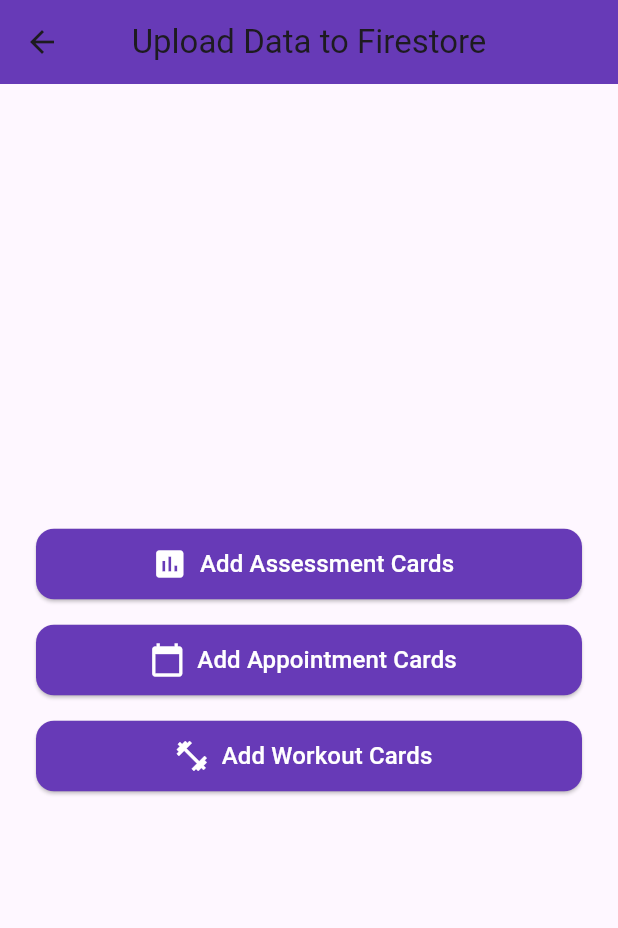
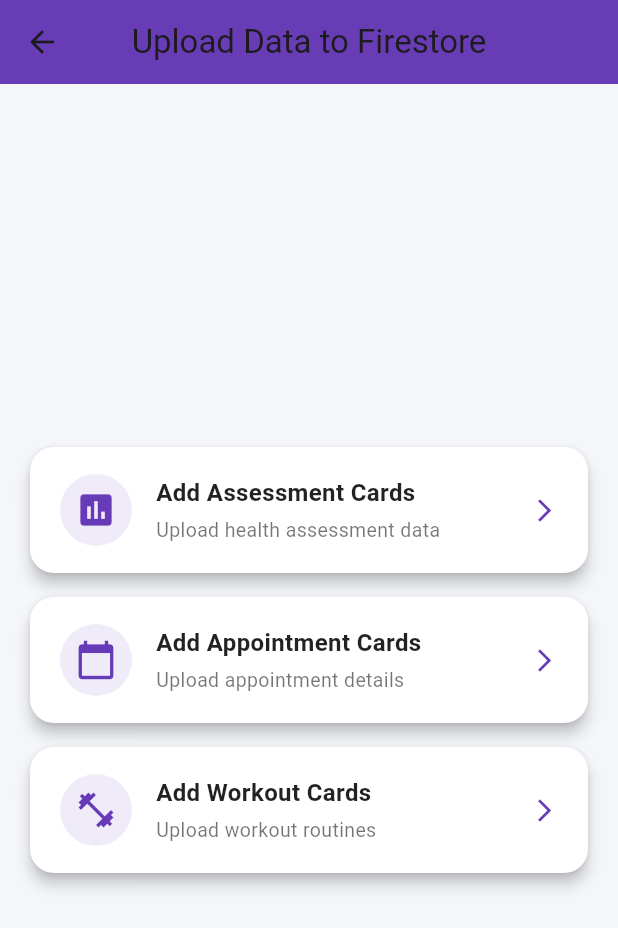
Before and after one commit to kartik-ashok/flutter_assessment_app, a Flutter app: the AddDataButtons screen opened directly, on a phone screen of 412 x 824 dp. Shown: the top 928 px of the screen. Run offline on Flutter 3.47's test engine with Material 3 defaults, Android fonts, the light colour scheme and no system bars; our stand-ins replace awesome_snackbar_content, cloud_firestore, firebase_auth, firebase_core, google_fonts, page_transition and 3 more; accounts and stored records are empty.

Commit message:
feat: Revamp AddDataButtons UI; implement upload cards with snack bar feedback for assessment, appointment, and workout data

```diff
--- a/lib/presentation/screens/add_data_buttons.dart
+++ b/lib/presentation/screens/add_data_buttons.dart
@@ -1,4 +1,87 @@
+// import 'package:flutter/material.dart';
+// import 'package:flutter_assessment_app/domain/repository/appointment_service.dart';
+// import 'package:flutter_assessment_app/domain/repository/assessment_cardstofirestore.dart';
+// import 'package:flutter_assessment_app/domain/repository/workout_routins.dart';
 
+// class AddDataButtons extends StatelessWidget {
+//   final AddAssessmentCardstofirestore addAssessmentCardstofirestore =
+//       AddAssessmentCardstofirestore();
+//   final AppointmentService appointmentService = AppointmentService();
+//   final WorkoutRoutins workoutRoutins = WorkoutRoutins();
+
+//   AddDataButtons({super.key});
+
+//   @override
+//   Widget build(BuildContext context) {
+//     return Scaffold(
+//       appBar: AppBar(
+//         title: const Text("Upload Data to Firestore"),
+//         centerTitle: true,
+//         backgroundColor: Colors.deepPurple,
+//       ),
+//       body: Center(
+//         child: Padding(
+//           padding: const EdgeInsets.all(24.0),
+//           child: Column(
+//             mainAxisSize: MainAxisSize.min,
+//             children: [
+//               _buildButton(
+//                 context,
+//                 icon: Icons.assessment,
+//                 label: "Add Assessment Cards",
+//                 onPressed: () {
+//                   addAssessmentCardstofirestore.addAssessmentCardsToFirestore();
+//                 },
+//               ),
+//               const SizedBox(height: 16),
+//               _buildButton(
+//                 context,
+//                 icon: Icons.calendar_today,
+//                 label: "Add Appointment Cards",
+//                 onPressed: () {
+//                   appointmentService.addAppointmentCardsToFirestore();
+//                 },
+//               ),
+//               const SizedBox(height: 16),
+//               _buildButton(
+//                 context,
+//                 icon: Icons.fitness_center,
+//                 label: "Add Workout Cards",
+//                 onPressed: () {
+//                   workoutRoutins.addWorkoutRoutinsToFirestore();
+//                 },
+//               ),
+//             ],
+//           ),
+//         ),
+//       ),
+//     );
+//   }
+
+//   Widget _buildButton(BuildContext context,
+//       {required IconData icon,
+//       required String label,
+//       required VoidCallback onPressed}) {
+//     return SizedBox(
+//       width: double.infinity,
+//       child: ElevatedButton.icon(
+//         onPressed: onPressed,
+//         icon: Icon(icon, size: 24),
+//         label: Padding(
+//           padding: const EdgeInsets.symmetric(vertical: 12.0),
+//           child: Text(label, style: const TextStyle(fontSize: 16)),
+//         ),
+//         style: ElevatedButton.styleFrom(
+//           backgroundColor: Colors.deepPurple,
+//           foregroundColor: Colors.white,
+//           shape: RoundedRectangleBorder(
+//             borderRadius: BorderRadius.circular(12),
+//           ),
+//         ),
+//       ),
+//     );
+//   }
+// }
 
 import 'package:flutter/material.dart';
 import 'package:flutter_assessment_app/domain/repository/appointment_service.dart';
@@ -16,41 +99,49 @@
   @override
   Widget build(BuildContext context) {
     return Scaffold(
+      backgroundColor: const Color(0xFFF4F6FA),
       appBar: AppBar(
         title: const Text("Upload Data to Firestore"),
         centerTitle: true,
         backgroundColor: Colors.deepPurple,
+        elevation: 2,
       ),
       body: Center(
-        child: Padding(
-          padding: const EdgeInsets.all(24.0),
+        child: SingleChildScrollView(
+          padding: const EdgeInsets.all(20.0),
           child: Column(
             mainAxisSize: MainAxisSize.min,
             children: [
-              _buildButton(
+              _buildUploadCard(
                 context,
                 icon: Icons.assessment,
-                label: "Add Assessment Cards",
-                onPressed: () {
+                title: "Add Assessment Cards",
+                subtitle: "Upload health assessment data",
+                onTap: () {
                   addAssessmentCardstofirestore.addAssessmentCardsToFirestore();
+                  _showSnack(context, "Assessment Cards Uploaded");
                 },
               ),
               const SizedBox(height: 16),
-              _buildButton(
+              _buildUploadCard(
                 context,
                 icon: Icons.calendar_today,
-                label: "Add Appointment Cards",
-                onPressed: () {
+                title: "Add Appointment Cards",
+                subtitle: "Upload appointment details",
+                onTap: () {
                   appointmentService.addAppointmentCardsToFirestore();
+                  _showSnack(context, "Appointment Cards Uploaded");
                 },
               ),
               const SizedBox(height: 16),
-              _buildButton(
+              _buildUploadCard(
                 context,
                 icon: Icons.fitness_center,
-                label: "Add Workout Cards",
-                onPressed: () {
+                title: "Add Workout Cards",
+                subtitle: "Upload workout routines",
+                onTap: () {
                   workoutRoutins.addWorkoutRoutinsToFirestore();
+                  _showSnack(context, "Workout Routines Uploaded");
                 },
               ),
             ],
@@ -60,27 +151,64 @@
     );
   }
 
-  Widget _buildButton(BuildContext context,
-      {required IconData icon,
-      required String label,
-      required VoidCallback onPressed}) {
-    return SizedBox(
-      width: double.infinity,
-      child: ElevatedButton.icon(
-        onPressed: onPressed,
-        icon: Icon(icon, size: 24),
-        label: Padding(
-          padding: const EdgeInsets.symmetric(vertical: 12.0),
-          child: Text(label, style: const TextStyle(fontSize: 16)),
-        ),
-        style: ElevatedButton.styleFrom(
-          backgroundColor: Colors.deepPurple,
-          foregroundColor: Colors.white,
-          shape: RoundedRectangleBorder(
-            borderRadius: BorderRadius.circular(12),
+  Widget _buildUploadCard(
+    BuildContext context, {
+    required IconData icon,
+    required String title,
+    required String subtitle,
+    required VoidCallback onTap,
+  }) {
+    return Material(
+      elevation: 4,
+      borderRadius: BorderRadius.circular(16),
+      color: Colors.white,
+      child: InkWell(
+        onTap: onTap,
+        borderRadius: BorderRadius.circular(16),
+        splashColor: Colors.deepPurple.withOpacity(0.1),
+        child: Padding(
+          padding: const EdgeInsets.symmetric(horizontal: 20, vertical: 18),
+          child: Row(
+            children: [
+              CircleAvatar(
+                radius: 24,
+                backgroundColor: Colors.deepPurple.withOpacity(0.1),
+                child: Icon(icon, color: Colors.deepPurple, size: 28),
+              ),
+              const SizedBox(width: 16),
+              Expanded(
+                child: Column(
+                  crossAxisAlignment: CrossAxisAlignment.start,
+                  children: [
+                    Text(title,
+                        style: const TextStyle(
+                            fontSize: 16,
+                            fontWeight: FontWeight.w600,
+                            color: Colors.black87)),
+                    const SizedBox(height: 4),
+                    Text(subtitle,
+                        style: const TextStyle(
+                            fontSize: 13, color: Colors.black54)),
+                  ],
+                ),
+              ),
+              const Icon(Icons.arrow_forward_ios,
+                  size: 18, color: Colors.deepPurple),
+            ],
           ),
         ),
       ),
     );
   }
+
+  void _showSnack(BuildContext context, String message) {
+    ScaffoldMessenger.of(context).showSnackBar(
+      SnackBar(
+        content: Text(message),
+        backgroundColor: Colors.deepPurple,
+        behavior: SnackBarBehavior.floating,
+        shape: RoundedRectangleBorder(borderRadius: BorderRadius.circular(10)),
+      ),
+    );
+  }
 }
```
